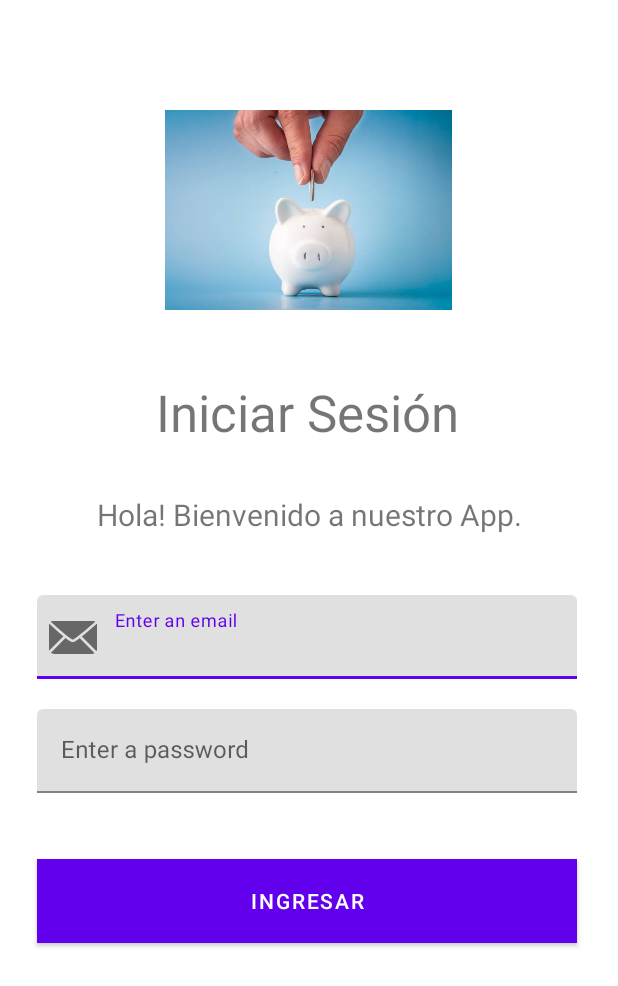
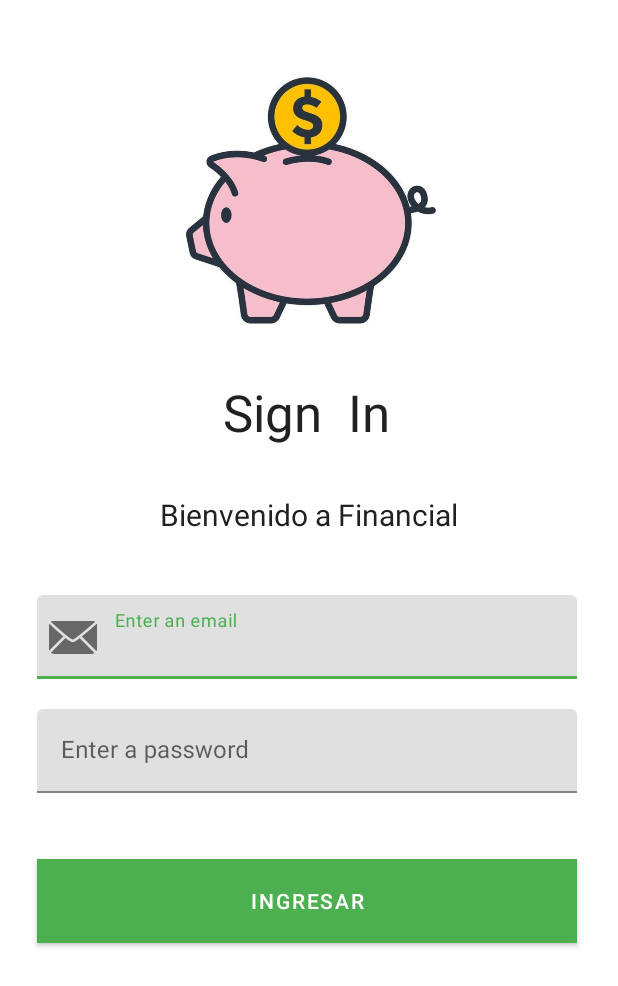
Before and after one commit to BrigiteTZ/PC2_Irupaylla_Tarazona, an Android app: the screen it shows after launch (MainActivity), on a phone screen of 412 x 824 dp. Shown: the top 986 px of the screen. Run offline under Robolectric (Android 15) with nearby library versions, the phone set to English and light mode, and no system bars; our stand-ins replace Firebase (no records; nobody signed in at launch, a user with empty details on screens opened directly).

Commit message:
Mejoras en el diseño de estilo y pantalla Log in

```diff
--- a/app/src/main/res/layout/activity_main.xml
+++ b/app/src/main/res/layout/activity_main.xml
@@ -16,7 +16,7 @@
         app:layout_constraintHorizontal_bias="0.498"
         app:layout_constraintStart_toStartOf="parent"
         app:layout_constraintTop_toTopOf="parent"
-        app:srcCompat="@drawable/logofinanzas" />
+        app:srcCompat="@drawable/logo" />
 
     <Button
         android:id="@+id/btnLogin"
@@ -78,7 +78,7 @@
         android:layout_width="wrap_content"
         android:layout_height="wrap_content"
         android:layout_marginTop="32dp"
-        android:text="Hola! Bienvenido a nuestro App."
+        android:text="Bienvenido a Financial"
         android:textSize="20sp"
         app:layout_constraintEnd_toEndOf="parent"
         app:layout_constraintStart_toStartOf="parent"
@@ -89,7 +89,8 @@
         android:layout_width="wrap_content"
         android:layout_height="wrap_content"
         android:layout_marginTop="4dp"
-        android:text="Iniciar Sesión"
+        android:text="Sign  In"
+        android:textFontWeight="100"
         android:textSize="34sp"
         app:layout_constraintEnd_toEndOf="parent"
         app:layout_constraintHorizontal_bias="0.495"
--- a/app/src/main/res/values/colors.xml
+++ b/app/src/main/res/values/colors.xml
@@ -7,4 +7,11 @@
     <color name="teal_700">#FF018786</color>
     <color name="black">#FF000000</color>
     <color name="white">#FFFFFFFF</color>
+    <color name="colorPrimary">#4CAF50</color> <!-- Verde principal -->
+    <color name="colorPrimaryVariant">#388E3C</color> <!-- Verde oscuro -->
+    <color name="colorSecondary">#8BC34A</color> <!-- Verde claro -->
+    <color name="colorAccent">#C8E6C9</color> <!-- Fondo verde suave -->
+    <color name="colorTextPrimary">#FFFFFF</color> <!-- Texto blanco -->
+    <color name="colorTextSecondary">#212121</color> <!-- Texto negro -->
+    <color name="background">#FFFFFF</color> <!-- Fondo general -->
 </resources>
--- a/app/src/main/res/values/themes.xml
+++ b/app/src/main/res/values/themes.xml
@@ -1,17 +1,13 @@
 <resources xmlns:tools="http://schemas.android.com/tools">
     <!-- Base application theme. -->
     <style name="Theme.PC2IrupayllaTarazona" parent="Theme.MaterialComponents.DayNight.DarkActionBar">
-        <!-- Primary brand color. -->
-        <item name="colorPrimary">@color/purple_500</item>
-        <item name="colorPrimaryVariant">@color/purple_700</item>
-        <item name="colorOnPrimary">@color/white</item>
-        <!-- Secondary brand color. -->
-        <item name="colorSecondary">@color/teal_200</item>
-        <item name="colorSecondaryVariant">@color/teal_700</item>
-        <item name="colorOnSecondary">@color/black</item>
-        <!-- Status bar color. -->
-        <item name="android:statusBarColor">?attr/colorPrimaryVariant</item>
-        <!-- Customize your theme here. -->
+        <item name="colorPrimary">@color/colorPrimary</item>
+        <item name="colorPrimaryVariant">@color/colorPrimaryVariant</item>
+        <item name="colorSecondary">@color/colorSecondary</item>
+        <item name="android:colorBackground">@color/background</item>
+        <item name="android:textColor">@color/colorTextSecondary</item>
+        <item name="android:navigationBarColor">@color/colorPrimary</item>
+        <item name="android:statusBarColor">@color/colorPrimaryVariant</item>
     </style>
 
     <style name="Theme.PC2IrupayllaTarazona.NoActionBar">
```
Also changed, not shown: app/src/main/res/drawable/logo.jpg (added).
